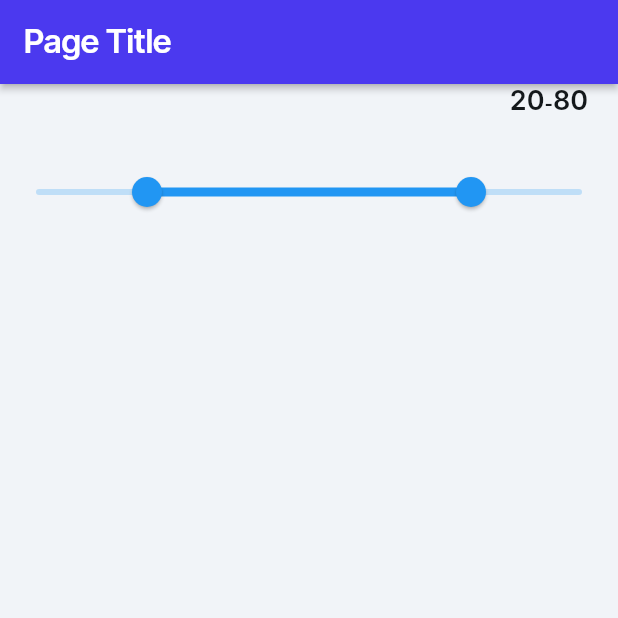
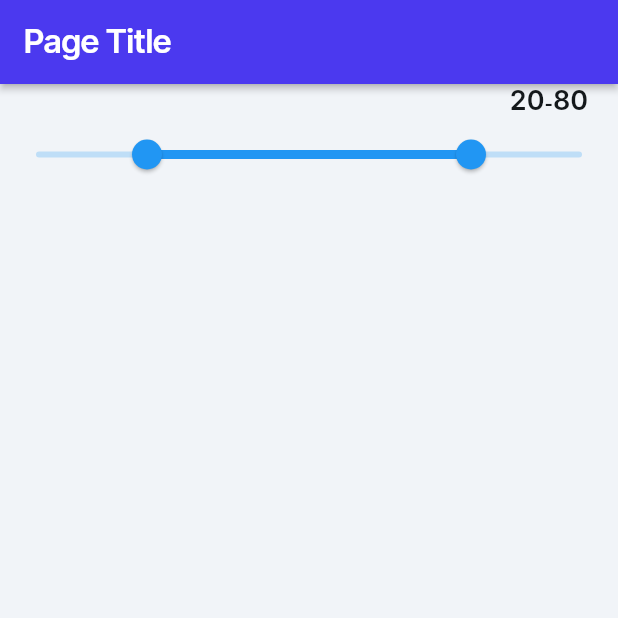
Before and after one commit to rishabh05672/Slider, a Flutter app: the screen it shows after launch, on a phone screen of 412 x 824 dp, the top half of it. Run offline on Flutter 3.47's test engine with Material 3 defaults, Android fonts, the light colour scheme and no system bars; our stand-ins replace auto_size_text, font_awesome_flutter, from_css_color, go_router, google_fonts, page_transition and 2 more; missing offline and left inert: json_path.

Commit message:
Updating to latest FlutterFlow output.

```diff
--- a/lib/pages/home_page/home_page_widget.dart
+++ b/lib/pages/home_page/home_page_widget.dart
@@ -114,10 +114,10 @@ class _HomePageWidgetState extends State<HomePageWidget> {
               ),
               SizedBox(
                 width: double.infinity,
-                height: 100.0,
+                height: 50.0,
                 child: custom_widgets.Slider(
                   width: double.infinity,
-                  height: 100.0,
+                  height: 50.0,
                   initMin: _model.min,
                   initmax: _model.max,
                   onMinChange: (min) async {
```
Also changed, not shown: lib/custom_code/widgets/slider.dart (+10 -5 lines).
